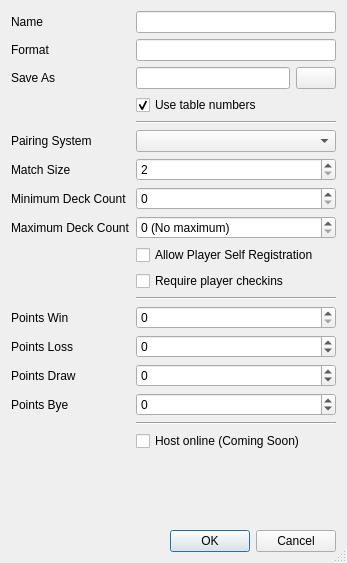
The window that src/ui/menubar/file/createtournamentdialogue.ui (SquireTournamentServices/SquireDesktop) describes before a commit, drawn with Qt 5.
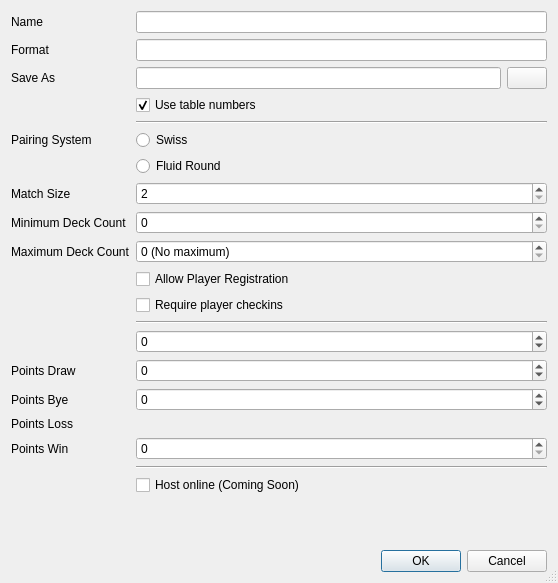
The same window after the commit. Icons and pictures are not drawn.

The edit to the form file:
```diff
--- a/src/ui/menubar/file/createtournamentdialogue.ui
+++ b/src/ui/menubar/file/createtournamentdialogue.ui
@@ -6,8 +6,8 @@
    <rect>
     <x>0</x>
     <y>0</y>
-    <width>347</width>
-    <height>563</height>
+    <width>558</width>
+    <height>583</height>
    </rect>
   </property>
   <property name="windowTitle">
@@ -64,114 +64,73 @@
      </property>
     </widget>
    </item>
-   <item row="6" column="1">
-    <widget class="QComboBox" name="pairingSystem"/>
-   </item>
-   <item row="7" column="0">
+   <item row="8" column="0">
     <widget class="QLabel" name="label_3">
      <property name="text">
       <string>Match Size</string>
      </property>
     </widget>
    </item>
-   <item row="7" column="1">
+   <item row="8" column="1">
     <widget class="QSpinBox" name="matchSize">
      <property name="minimum">
       <number>2</number>
      </property>
     </widget>
    </item>
-   <item row="8" column="0">
+   <item row="9" column="0">
     <widget class="QLabel" name="label_4">
      <property name="text">
       <string>Minimum Deck Count</string>
      </property>
     </widget>
    </item>
-   <item row="8" column="1">
+   <item row="9" column="1">
     <widget class="QSpinBox" name="minDeckCount"/>
    </item>
-   <item row="9" column="0">
+   <item row="10" column="0">
     <widget class="QLabel" name="label_5">
      <property name="text">
       <string>Maximum Deck Count</string>
      </property>
     </widget>
    </item>
-   <item row="9" column="1">
+   <item row="10" column="1">
     <widget class="QSpinBox" name="maxDeckCount">
      <property name="specialValueText">
       <string>0 (No maximum)</string>
      </property>
     </widget>
    </item>
-   <item row="12" column="1">
-    <widget class="Line" name="line">
-     <property name="orientation">
-      <enum>Qt::Horizontal</enum>
-     </property>
-    </widget>
-   </item>
-   <item row="13" column="0">
-    <widget class="QLabel" name="label_6">
-     <property name="text">
-      <string>Points Win</string>
-     </property>
-    </widget>
-   </item>
    <item row="13" column="1">
-    <widget class="QSpinBox" name="pointsWin"/>
-   </item>
-   <item row="14" column="0">
-    <widget class="QLabel" name="label_7">
-     <property name="text">
-      <string>Points Loss</string>
+    <widget class="Line" name="line">
+     <property name="orientation">
+      <enum>Qt::Horizontal</enum>
      </property>
     </widget>
    </item>
-   <item row="14" column="1">
-    <widget class="QSpinBox" name="pointsLoss">
-     <property name="minimum">
-      <number>-99</number>
-     </property>
-    </widget>
-   </item>
-   <item row="15" column="0">
+   <item row="16" column="0">
     <widget class="QLabel" name="label_8">
      <property name="text">
       <string>Points Draw</string>
      </property>
     </widget>
    </item>
-   <item row="15" column="1">
+   <item row="16" column="1">
     <widget class="QSpinBox" name="pointsDraw">
      <property name="minimum">
       <number>-99</number>
      </property>
     </widget>
    </item>
-   <item row="16" column="0">
+   <item row="17" column="0">
     <widget class="QLabel" name="label_9">
      <property name="text">
       <string>Points Bye</string>
      </property>
     </widget>
    </item>
-   <item row="16" column="1">
-    <widget class="QSpinBox" name="pointsBye">
-     <property name="minimum">
-      <number>-99</number>
-     </property>
-    </widget>
-   </item>
-   <item row="17" column="1">
-    <widget class="Line" name="line_3">
-     <property name="orientation">
-      <enum>Qt::Horizontal</enum>
-     </property>
-    </widget>
-   </item>
-   <item row="19" column="1">
+   <item row="23" column="1">
     <spacer name="verticalSpacer">
      <property name="orientation">
       <enum>Qt::Vertical</enum>
@@ -184,7 +143,7 @@
      </property>
     </spacer>
    </item>
-   <item row="20" column="1">
+   <item row="24" column="1">
     <widget class="QDialogButtonBox" name="buttonBox">
      <property name="orientation">
       <enum>Qt::Horizontal</enum>
@@ -194,21 +153,21 @@
      </property>
     </widget>
    </item>
-   <item row="10" column="1">
-    <widget class="QCheckBox" name="allowPlayerRegistration">
-     <property name="text">
-      <string>Allow Player Self Registration</string>
-     </property>
-    </widget>
-   </item>
    <item row="11" column="1">
+    <widget class="QCheckBox" name="allowPlayerRegistration">
+     <property name="text">
+      <string>Allow Player Registration</string>
+     </property>
+    </widget>
+   </item>
+   <item row="12" column="1">
     <widget class="QCheckBox" name="requirePlayerCheckins">
      <property name="text">
       <string>Require player checkins</string>
      </property>
     </widget>
    </item>
-   <item row="18" column="1">
+   <item row="22" column="1">
     <widget class="QCheckBox" name="hostOnline">
      <property name="text">
       <string>Host online (Coming Soon)</string>
@@ -242,6 +201,58 @@
      </property>
     </widget>
    </item>
+   <item row="6" column="1">
+    <widget class="QRadioButton" name="swissRadio">
+     <property name="text">
+      <string>Swiss</string>
+     </property>
+    </widget>
+   </item>
+   <item row="7" column="1">
+    <widget class="QRadioButton" name="fluidRoundRadio">
+     <property name="text">
+      <string>Fluid Round</string>
+     </property>
+    </widget>
+   </item>
+   <item row="17" column="1">
+    <widget class="QSpinBox" name="pointsBye">
+     <property name="minimum">
+      <number>-99</number>
+     </property>
+    </widget>
+   </item>
+   <item row="18" column="0">
+    <widget class="QLabel" name="label_7">
+     <property name="text">
+      <string>Points Loss</string>
+     </property>
+    </widget>
+   </item>
+   <item row="20" column="1">
+    <widget class="QSpinBox" name="pointsWin"/>
+   </item>
+   <item row="20" column="0">
+    <widget class="QLabel" name="label_6">
+     <property name="text">
+      <string>Points Win</string>
+     </property>
+    </widget>
+   </item>
+   <item row="21" column="1">
+    <widget class="Line" name="line_3">
+     <property name="orientation">
+      <enum>Qt::Horizontal</enum>
+     </property>
+    </widget>
+   </item>
+   <item row="15" column="1">
+    <widget class="QSpinBox" name="pointsLoss">
+     <property name="minimum">
+      <number>-99</number>
+     </property>
+    </widget>
+   </item>
   </layout>
  </widget>
  <resources/>
```
Left out of the diff: 19 changed lines with no effect on the pictures.
